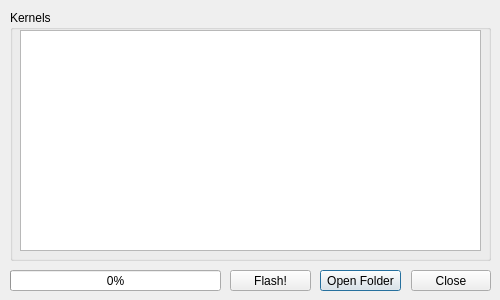
Before: the Qt Designer form AndroidMultiTool/dialogkernel.ui in lexpaval/LxMultiTool, drawn with Qt 5.
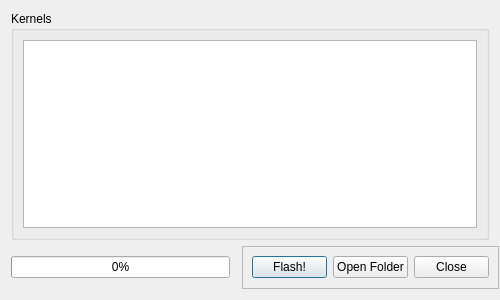
After: the same form once the commit is applied. Icons and pictures are not drawn.

Commit message:
[all] Use layouts
Better UI cohesion and all menus with tables can now be resized.

Patch:
```diff
--- a/AndroidMultiTool/dialogkernel.ui
+++ b/AndroidMultiTool/dialogkernel.ui
@@ -18,24 +18,24 @@
   </property>
   <property name="maximumSize">
    <size>
-    <width>500</width>
-    <height>300</height>
+    <width>800</width>
+    <height>600</height>
    </size>
   </property>
   <property name="windowTitle">
    <string>Dialog</string>
   </property>
+  <layout class="QGridLayout" name="gridLayout">
+   <item row="1" column="0">
   <widget class="QProgressBar" name="progressBar">
    <property name="enabled">
     <bool>true</bool>
    </property>
-   <property name="geometry">
-    <rect>
-     <x>10</x>
-     <y>270</y>
-     <width>211</width>
+     <property name="minimumSize">
+      <size>
+       <width>219</width>
      <height>21</height>
-    </rect>
+      </size>
    </property>
    <property name="toolTip">
     <string>&lt;html&gt;&lt;head/&gt;&lt;body&gt;&lt;p&gt;Shows the progress of the command.&lt;/p&gt;&lt;/body&gt;&lt;/html&gt;</string>
@@ -56,27 +56,97 @@
     <string>%p%</string>
    </property>
   </widget>
+   </item>
+   <item row="1" column="2">
+    <widget class="QFrame" name="frame">
+     <property name="minimumSize">
+      <size>
+       <width>257</width>
+       <height>43</height>
+      </size>
+     </property>
+     <property name="maximumSize">
+      <size>
+       <width>257</width>
+       <height>43</height>
+      </size>
+     </property>
+     <property name="frameShape">
+      <enum>QFrame::StyledPanel</enum>
+     </property>
+     <property name="frameShadow">
+      <enum>QFrame::Raised</enum>
+     </property>
+     <layout class="QHBoxLayout" name="horizontalLayout">
+      <item>
+       <widget class="QPushButton" name="flashButton">
+        <property name="toolTip">
+         <string>&lt;html&gt;&lt;head/&gt;&lt;body&gt;&lt;p&gt;Start the flashing process.&lt;/p&gt;&lt;/body&gt;&lt;/html&gt;</string>
+        </property>
+        <property name="whatsThis">
+         <string>&lt;html&gt;&lt;head/&gt;&lt;body&gt;&lt;p&gt;By clicking this button you start the flasing process, you cannot go back after clicking this and MUST not kill the process while flashing!&lt;/p&gt;&lt;/body&gt;&lt;/html&gt;</string>
+        </property>
+        <property name="autoFillBackground">
+         <bool>false</bool>
+        </property>
+        <property name="text">
+         <string>Flash!</string>
+        </property>
+        <property name="icon">
+         <iconset resource="icons.qrc">
+          <normaloff>:/Icons/kernel.png</normaloff>:/Icons/kernel.png</iconset>
+        </property>
+        <property name="iconSize">
+         <size>
+          <width>15</width>
+          <height>15</height>
+         </size>
+        </property>
+        <property name="flat">
+         <bool>false</bool>
+        </property>
+       </widget>
+      </item>
+      <item>
+       <widget class="QPushButton" name="exploreButton">
+        <property name="toolTip">
+         <string>&lt;html&gt;&lt;head/&gt;&lt;body&gt;&lt;p&gt;Open the folder containing the kernels.&lt;/p&gt;&lt;/body&gt;&lt;/html&gt;</string>
+        </property>
+        <property name="text">
+         <string>Open Folder</string>
+        </property>
+       </widget>
+      </item>
+      <item>
+       <widget class="QDialogButtonBox" name="buttonBox">
+        <property name="toolTip">
+         <string>&lt;html&gt;&lt;head/&gt;&lt;body&gt;&lt;p&gt;Close this window.&lt;/p&gt;&lt;/body&gt;&lt;/html&gt;</string>
+        </property>
+        <property name="whatsThis">
+         <string>&lt;html&gt;&lt;head/&gt;&lt;body&gt;&lt;p&gt;Close this dialog without doing anything.&lt;/p&gt;&lt;/body&gt;&lt;/html&gt;</string>
+        </property>
+        <property name="orientation">
+         <enum>Qt::Horizontal</enum>
+        </property>
+        <property name="standardButtons">
+         <set>QDialogButtonBox::Close</set>
+        </property>
+        <property name="centerButtons">
+         <bool>true</bool>
+        </property>
+       </widget>
+      </item>
+     </layout>
+    </widget>
+   </item>
+   <item row="0" column="0" colspan="3">
   <widget class="QGroupBox" name="groupBox">
-   <property name="geometry">
-    <rect>
-     <x>10</x>
-     <y>10</y>
-     <width>481</width>
-     <height>251</height>
-    </rect>
-   </property>
    <property name="title">
     <string>Kernels</string>
    </property>
+     <layout class="QGridLayout" name="gridLayout_2">
+      <item row="0" column="0">
    <widget class="QTableWidget" name="tableWidget">
-    <property name="geometry">
-     <rect>
-      <x>10</x>
-      <y>20</y>
-      <width>461</width>
-      <height>221</height>
-     </rect>
-    </property>
     <property name="editTriggers">
      <set>QAbstractItemView::NoEditTriggers</set>
     </property>
@@ -96,83 +166,24 @@
      <bool>false</bool>
     </attribute>
    </widget>
-  </widget>
-  <widget class="QPushButton" name="exploreButton">
-   <property name="geometry">
-    <rect>
-     <x>320</x>
-     <y>270</y>
-     <width>81</width>
-     <height>21</height>
-    </rect>
-   </property>
-   <property name="toolTip">
-    <string>&lt;html&gt;&lt;head/&gt;&lt;body&gt;&lt;p&gt;Open the folder containing the kernels.&lt;/p&gt;&lt;/body&gt;&lt;/html&gt;</string>
-   </property>
-   <property name="text">
-    <string>Open Folder</string>
-   </property>
-  </widget>
-  <widget class="QDialogButtonBox" name="buttonBox">
-   <property name="geometry">
-    <rect>
-     <x>410</x>
-     <y>270</y>
-     <width>81</width>
-     <height>21</height>
-    </rect>
-   </property>
-   <property name="toolTip">
-    <string>&lt;html&gt;&lt;head/&gt;&lt;body&gt;&lt;p&gt;Close this window.&lt;/p&gt;&lt;/body&gt;&lt;/html&gt;</string>
-   </property>
-   <property name="whatsThis">
-    <string>&lt;html&gt;&lt;head/&gt;&lt;body&gt;&lt;p&gt;Close this dialog without doing anything.&lt;/p&gt;&lt;/body&gt;&lt;/html&gt;</string>
-   </property>
+      </item>
+     </layout>
+    </widget>
+   </item>
+   <item row="1" column="1">
+    <spacer name="horizontalSpacer">
    <property name="orientation">
     <enum>Qt::Horizontal</enum>
    </property>
-   <property name="standardButtons">
-    <set>QDialogButtonBox::Close</set>
-   </property>
-   <property name="centerButtons">
-    <bool>true</bool>
-   </property>
-  </widget>
-  <widget class="QPushButton" name="flashButton">
-   <property name="geometry">
-    <rect>
-     <x>230</x>
-     <y>270</y>
-     <width>81</width>
-     <height>21</height>
-    </rect>
-   </property>
-   <property name="toolTip">
-    <string>&lt;html&gt;&lt;head/&gt;&lt;body&gt;&lt;p&gt;Start the flashing process.&lt;/p&gt;&lt;/body&gt;&lt;/html&gt;</string>
-   </property>
-   <property name="whatsThis">
-    <string>&lt;html&gt;&lt;head/&gt;&lt;body&gt;&lt;p&gt;By clicking this button you start the flasing process, you cannot go back after clicking this and MUST not kill the process while flashing!&lt;/p&gt;&lt;/body&gt;&lt;/html&gt;</string>
-   </property>
-   <property name="autoFillBackground">
-    <bool>false</bool>
-   </property>
-   <property name="text">
-    <string>Flash!</string>
-   </property>
-   <property name="icon">
-    <iconset resource="icons.qrc">
-     <normaloff>:/Icons/kernel.png</normaloff>:/Icons/kernel.png</iconset>
-   </property>
-   <property name="iconSize">
+     <property name="sizeHint" stdset="0">
     <size>
-     <width>15</width>
-     <height>15</height>
-    </size>
-   </property>
-   <property name="flat">
-    <bool>false</bool>
-   </property>
-  </widget>
+       <width>40</width>
+       <height>20</height>
+      </size>
+     </property>
+    </spacer>
+   </item>
+  </layout>
  </widget>
  <resources>
   <include location="icons.qrc"/>
```
Lines whose indentation alone changed are shown as unchanged. The commit also changes 8 other files.
